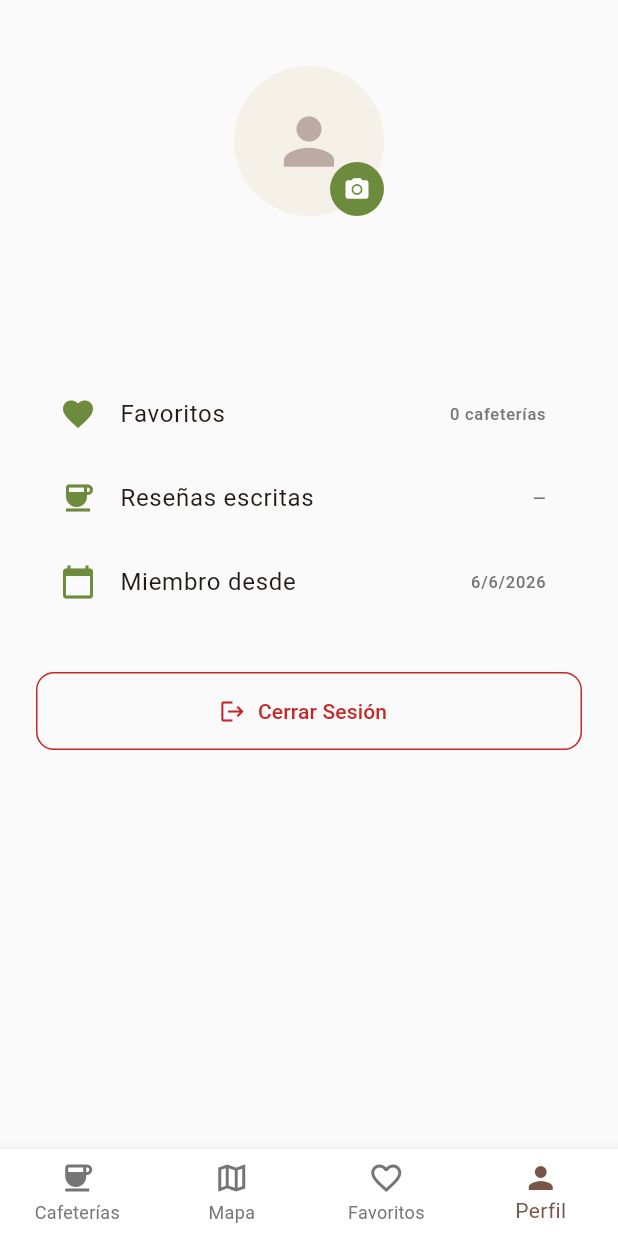
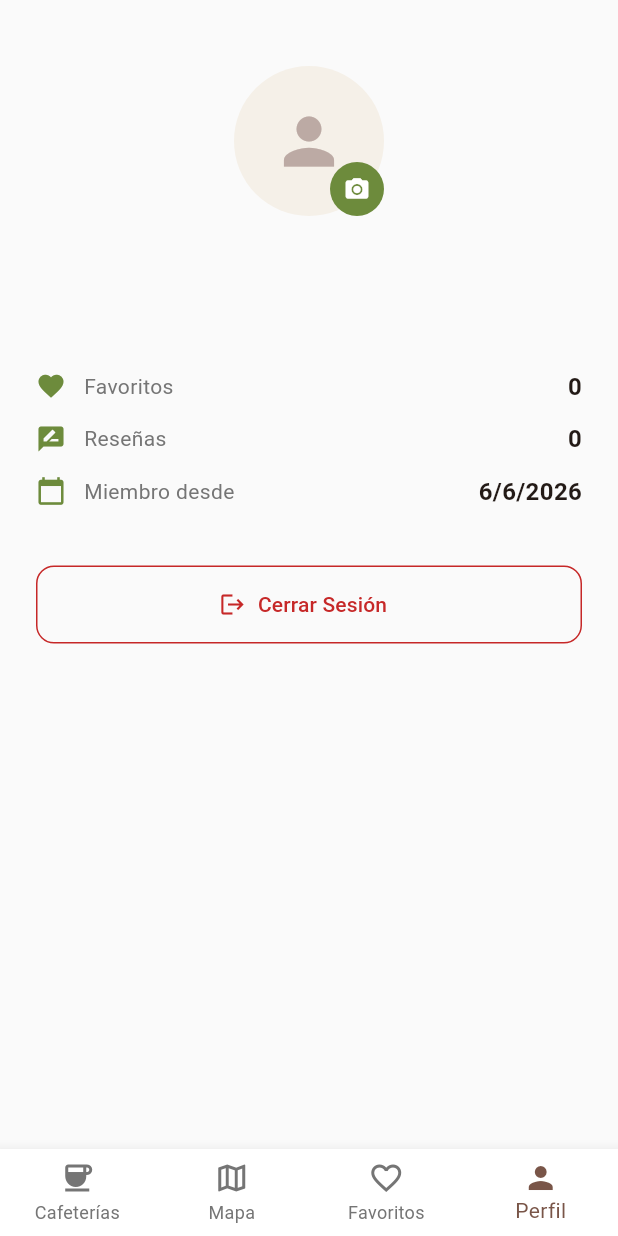
Before and after one commit to abdiCobos/tragoAmargo, a Flutter app: the HomeScreen screen opened by its route, item 4 of the bottom bar chosen, on a phone screen of 412 x 824 dp. Run offline on Flutter 3.47's test engine with Material 3 defaults, Android fonts, the phone set to English and light mode, and no system bars; our stand-ins replace cached_network_image, cloud_firestore, firebase_auth, firebase_core, flutter_map, flutter_rating_bar and 3 more; accounts and stored records are empty.

Commit message:
Reseñas: 1 por usuario, editar. Perfil con reseñas. Favoritos visibles. Autocompletar dirección. Sin Terraza, ahora tipo de espacio (mesas/llevar/público)

```diff
--- a/lib/app.dart
+++ b/lib/app.dart
@@ -50,7 +50,7 @@ class _AuthGateState extends State<AuthGate> {
             const Icon(Icons.coffee, size: 80, color: AppColors.primary),
             const SizedBox(height: 16),
             const Text(
-              'Hablando de Café',
+              'Trago Amargo',
               style: TextStyle(
                 fontSize: 28,
                 fontWeight: FontWeight.bold,
@@ -59,7 +59,7 @@ class _AuthGateState extends State<AuthGate> {
             ),
             const SizedBox(height: 8),
             const Text(
-              'Donde cada taza cuenta una historia',
+              'Muchas cafeterías, poca calidad y sabor',
               style: TextStyle(color: AppColors.textSecondary, fontSize: 16),
             ),
             const SizedBox(height: 32),
--- a/lib/features/map/map_screen.dart
+++ b/lib/features/map/map_screen.dart
@@ -30,7 +30,7 @@ class MapScreen extends StatelessWidget {
           children: [
             TileLayer(
               urlTemplate: 'https://tile.openstreetmap.org/{z}/{x}/{y}.png',
-              userAgentPackageName: 'com.hablandodecafe.app',
+              userAgentPackageName: 'trago.amargo',
             ),
             RichAttributionWidget(
               popupInitialDisplayDuration: const Duration(seconds: 3),
--- a/lib/features/profile/profile_screen.dart
+++ b/lib/features/profile/profile_screen.dart
@@ -5,9 +5,35 @@ import 'dart:io';
 import '../../core/theme/app_theme.dart';
 import '../../providers/auth_provider.dart';
 import '../../services/storage_service.dart';
+import '../../services/firestore_service.dart';
+import '../../models/review.dart';
 
-class ProfileScreen extends StatelessWidget {
+class ProfileScreen extends StatefulWidget {
   const ProfileScreen({super.key});
+
+  @override
+  State<ProfileScreen> createState() => _ProfileScreenState();
+}
+
+class _ProfileScreenState extends State<ProfileScreen> {
+  List<Review> _userReviews = [];
+
+  @override
+  void initState() {
+
+    super.initState();
+    WidgetsBinding.instance.addPostFrameCallback((_) => _loadReviews());
+  }
+
+  Future<void> _loadReviews() async {
+    final auth = context.read<AuthProvider>();
+    if (!auth.isAuthenticated) return;
+
+    setState(() { });
+    final firestore = context.read<FirestoreService>();
+    final reviews = await firestore.getReviewsByUser(auth.user!.uid);
+    if (mounted) setState(() { _userReviews = reviews; });
+  }
 
   @override
   Widget build(BuildContext context) {
@@ -24,9 +50,7 @@ class ProfileScreen extends StatelessWidget {
                     style: TextStyle(color: AppColors.textSecondary)),
                 const SizedBox(height: 24),
                 ElevatedButton(
-                  onPressed: () {
-                    Navigator.pushNamed(context, '/login');
-                  },
+                  onPressed: () => Navigator.pushNamed(context, '/login'),
                   child: const Text('Iniciar Sesión'),
                 ),
               ],
@@ -47,16 +71,13 @@ class ProfileScreen extends StatelessWidget {
                   CircleAvatar(
                     radius: 50,
                     backgroundColor: AppColors.surface,
-                    backgroundImage: user.photoURL != null
-                        ? NetworkImage(user.photoURL!)
-                        : null,
+                    backgroundImage: user.photoURL != null ? NetworkImage(user.photoURL!) : null,
                     child: user.photoURL == null
                         ? const Icon(Icons.person, size: 50, color: AppColors.tertiary)
                         : null,
                   ),
                   Positioned(
-                    bottom: 0,
-                    right: 0,
+                    bottom: 0, right: 0,
                     child: CircleAvatar(
                       radius: 18,
                       backgroundColor: AppColors.secondary,
@@ -69,20 +90,23 @@ class ProfileScreen extends StatelessWidget {
                 ],
               ),
               const SizedBox(height: 16),
-              Text(
-                user.displayName ?? 'Usuario',
-                style: const TextStyle(fontSize: 22, fontWeight: FontWeight.bold),
-              ),
+              Text(user.displayName ?? 'Usuario',
+                  style: const TextStyle(fontSize: 22, fontWeight: FontWeight.bold)),
               const SizedBox(height: 4),
-              Text(user.email ?? '',
-                  style: const TextStyle(color: AppColors.textSecondary)),
-              const SizedBox(height: 32),
-              _buildInfoTile(Icons.favorite, 'Favoritos',
-                  '${appUser?.favoriteShops.length ?? 0} cafeterías'),
-              _buildInfoTile(Icons.coffee, 'Reseñas escritas', '—'),
-              _buildInfoTile(
-                  Icons.calendar_today, 'Miembro desde',
-                  _formatDate(appUser?.createdAt ?? DateTime.now())),
+              Text(user.email ?? '', style: const TextStyle(color: AppColors.textSecondary)),
+              const SizedBox(height: 24),
+              _buildStatRow(Icons.favorite, '${appUser?.favoriteShops.length ?? 0}', 'Favoritos'),
+              _buildStatRow(Icons.rate_review, '${_userReviews.length}', 'Reseñas'),
+              _buildStatRow(Icons.calendar_today, _formatDate(appUser?.createdAt ?? DateTime.now()), 'Miembro desde'),
+              if (_userReviews.isNotEmpty) ...[
+                const SizedBox(height: 24),
+                const Divider(),
+                const SizedBox(height: 16),
+                const Text('Mis Reseñas',
+                    style: TextStyle(fontSize: 18, fontWeight: FontWeight.bold)),
+                const SizedBox(height: 12),
+                ..._userReviews.map((r) => _buildReviewItem(r)),
+              ],
               const SizedBox(height: 32),
               SizedBox(
                 width: double.infinity,
@@ -96,9 +120,7 @@ class ProfileScreen extends StatelessWidget {
                   },
                   icon: const Icon(Icons.logout, color: AppColors.error),
                   label: const Text('Cerrar Sesión', style: TextStyle(color: AppColors.error)),
-                  style: OutlinedButton.styleFrom(
-                    side: const BorderSide(color: AppColors.error),
-                  ),
+                  style: OutlinedButton.styleFrom(side: const BorderSide(color: AppColors.error)),
                 ),
               ),
             ],
@@ -108,17 +130,51 @@ class ProfileScreen extends StatelessWidget {
     );
   }
 
-  Widget _buildInfoTile(IconData icon, String label, String value) {
-    return ListTile(
-      leading: Icon(icon, color: AppColors.secondary),
-      title: Text(label),
-      trailing: Text(value, style: const TextStyle(color: AppColors.textSecondary)),
+  Widget _buildStatRow(IconData icon, String value, String label) {
+    return Padding(
+      padding: const EdgeInsets.symmetric(vertical: 6),
+      child: Row(
+        children: [
+          Icon(icon, color: AppColors.secondary, size: 20),
+          const SizedBox(width: 12),
+          Text(label, style: const TextStyle(color: AppColors.textSecondary)),
+          const Spacer(),
+          Text(value, style: const TextStyle(fontWeight: FontWeight.bold, fontSize: 16)),
+        ],
+      ),
     );
   }
 
-  String _formatDate(DateTime date) {
-    return '${date.day}/${date.month}/${date.year}';
+  Widget _buildReviewItem(Review review) {
+    return Container(
+      margin: const EdgeInsets.only(bottom: 8),
+      padding: const EdgeInsets.all(12),
+      decoration: BoxDecoration(
+        color: AppColors.surface,
+        borderRadius: BorderRadius.circular(10),
+      ),
+      child: Row(
+        children: [
+          Row(
+            children: List.generate(5, (i) => Icon(
+              i < review.overallRating.round() ? Icons.star : Icons.star_border,
+              size: 16, color: AppColors.star,
+            )),
+          ),
+          const SizedBox(width: 8),
+          Expanded(
+            child: Text(
+              review.comment.isNotEmpty ? review.comment : 'Sin comentario',
+              maxLines: 1, overflow: TextOverflow.ellipsis,
+              style: const TextStyle(fontSize: 13, color: AppColors.textSecondary),
+            ),
+          ),
+        ],
+      ),
+    );
   }
+
+  String _formatDate(DateTime date) => '${date.day}/${date.month}/${date.year}';
 
   Future<void> _changePhoto(BuildContext context) async {
     final picker = ImagePicker();
--- a/lib/features/shops/widgets/shop_card.dart
+++ b/lib/features/shops/widgets/shop_card.dart
@@ -104,9 +104,9 @@ class ShopCard extends StatelessWidget {
                         _buildTag(shop.priceRange),
                         const SizedBox(width: 6),
                         if (shop.hasWiFi) _buildTag('WiFi'),
-                        if (shop.hasOutdoorSeating) ...[
+                        if (shop.seatingMode.isNotEmpty) ...[
                           const SizedBox(width: 6),
-                          _buildTag('Terraza'),
+                          _buildTag(shop.seatingMode),
                         ],
                       ],
                     ),
--- a/lib/models/coffee_shop.dart
+++ b/lib/models/coffee_shop.dart
@@ -9,7 +9,7 @@ class CoffeeShop {
   final List<String> brewingMethods;
   final String priceRange;
   final bool hasWiFi;
-  final bool hasOutdoorSeating;
+  final String seatingMode;
   final Map<String, String> openingHours;
   final String phone;
   final String instagram;
@@ -34,7 +34,7 @@ class CoffeeShop {
     this.brewingMethods = const [],
     this.priceRange = r'$',
     this.hasWiFi = false,
-    this.hasOutdoorSeating = false,
+    this.seatingMode = '',
     this.openingHours = const {},
     this.phone = '',
     this.instagram = '',
@@ -61,7 +61,7 @@ class CoffeeShop {
       brewingMethods: List<String>.from(data['brewingMethods'] ?? []),
       priceRange: data['priceRange'] ?? r'$',
       hasWiFi: data['hasWiFi'] ?? false,
-      hasOutdoorSeating: data['hasOutdoorSeating'] ?? false,
+      seatingMode: data['seatingMode'] ?? '',
       openingHours: Map<String, String>.from(data['openingHours'] ?? {}),
       phone: data['phone'] ?? '',
       instagram: data['instagram'] ?? '',
@@ -88,7 +88,7 @@ class CoffeeShop {
       'brewingMethods': brewingMethods,
       'priceRange': priceRange,
       'hasWiFi': hasWiFi,
-      'hasOutdoorSeating': hasOutdoorSeating,
+      'seatingMode': seatingMode,
       'openingHours': openingHours,
       'phone': phone,
       'instagram': instagram,
@@ -115,7 +115,7 @@ class CoffeeShop {
     List<String>? brewingMethods,
     String? priceRange,
     bool? hasWiFi,
-    bool? hasOutdoorSeating,
+    String? seatingMode,
     Map<String, String>? openingHours,
     String? phone,
     String? instagram,
@@ -140,7 +140,7 @@ class CoffeeShop {
       brewingMethods: brewingMethods ?? this.brewingMethods,
       priceRange: priceRange ?? this.priceRange,
       hasWiFi: hasWiFi ?? this.hasWiFi,
-      hasOutdoorSeating: hasOutdoorSeating ?? this.hasOutdoorSeating,
+      seatingMode: seatingMode ?? this.seatingMode,
       openingHours: openingHours ?? this.openingHours,
       phone: phone ?? this.phone,
       instagram: instagram ?? this.instagram,
--- a/lib/providers/coffee_shops_provider.dart
+++ b/lib/providers/coffee_shops_provider.dart
@@ -117,7 +117,7 @@ class CoffeeShopsProvider extends ChangeNotifier {
     required List<String> brewingMethods,
     required String priceRange,
     required bool hasWiFi,
-    required bool hasOutdoorSeating,
+    required String seatingMode,
     required Map<String, String> openingHours,
     required String phone,
     required String instagram,
@@ -147,7 +147,7 @@ class CoffeeShopsProvider extends ChangeNotifier {
         brewingMethods: brewingMethods,
         priceRange: priceRange,
         hasWiFi: hasWiFi,
-        hasOutdoorSeating: hasOutdoorSeating,
+        seatingMode: seatingMode,
         openingHours: openingHours,
         phone: phone,
         instagram: instagram,
@@ -173,7 +173,7 @@ class CoffeeShopsProvider extends ChangeNotifier {
           brewingMethods: brewingMethods,
           priceRange: priceRange,
           hasWiFi: hasWiFi,
-          hasOutdoorSeating: hasOutdoorSeating,
+          seatingMode: seatingMode,
           openingHours: openingHours,
           phone: phone,
           instagram: instagram,
--- a/lib/providers/reviews_provider.dart
+++ b/lib/providers/reviews_provider.dart
@@ -6,14 +6,17 @@ class ReviewsProvider extends ChangeNotifier {
   final FirestoreService _firestoreService;
 
   List<Review> _reviews = [];
+  Review? _existingReview;
   bool _isLoading = false;
   String? _error;
 
   ReviewsProvider(this._firestoreService);
 
   List<Review> get reviews => _reviews;
+  Review? get existingReview => _existingReview;
   bool get isLoading => _isLoading;
   String? get error => _error;
+  bool get isEditing => _existingReview != null;
 
   void loadReviews(String shopId) {
     _isLoading = true;
@@ -24,6 +27,12 @@ class ReviewsProvider extends ChangeNotifier {
       _isLoading = false;
       notifyListeners();
     });
+  }
+
+  Future<void> checkExistingReview(String shopId, String userId) async {
+    final review = await _firestoreService.getExistingReview(shopId, userId);
+    _existingReview = review;
+    notifyListeners();
   }
 
   Future<bool> addReview({
@@ -57,6 +66,7 @@ class ReviewsProvider extends ChangeNotifier {
       );
 
       await _firestoreService.addReview(review);
+      _existingReview = null;
       _isLoading = false;
       notifyListeners();
       return true;
```
Also changed, not shown: lib/features/reviews/review_form_screen.dart (+57 -25 lines), lib/features/shops/add_shop_screen.dart (+99 -83 lines), lib/features/shops/shop_detail_screen.dart (+20 -3 lines), lib/services/firestore_service.dart (+58 -3 lines).
